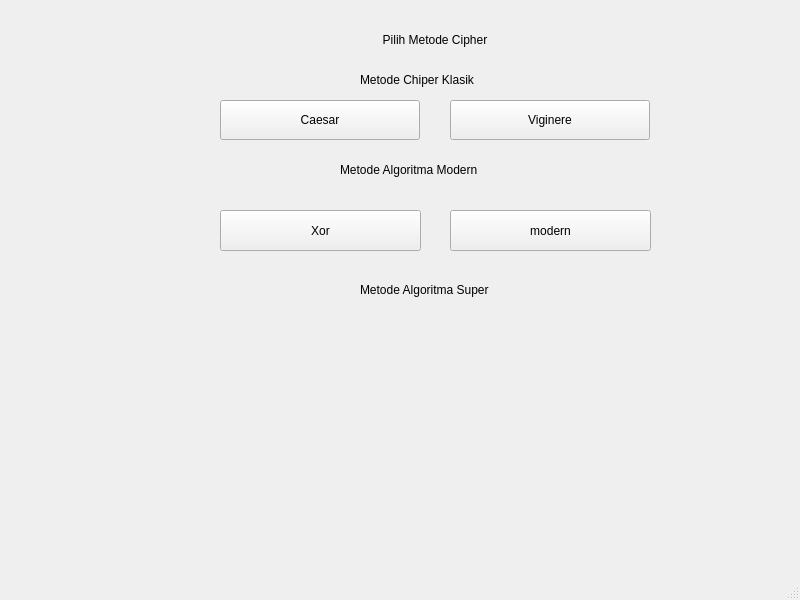
Qt form mainwindow.ui (Aracellii/projekkripto) before a commit.
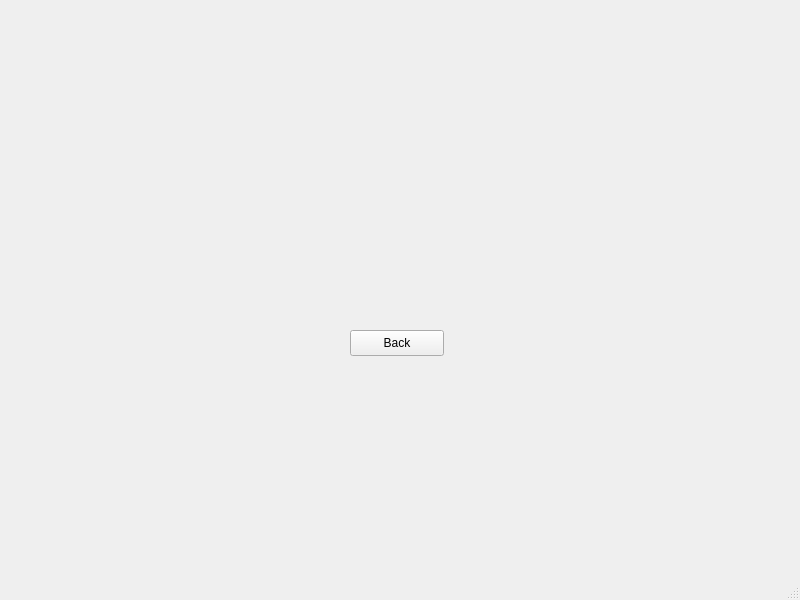
The same form after that commit. The open tabs and pages were chosen to show the change.

```diff
--- a/mainwindow.ui
+++ b/mainwindow.ui
@@ -228,7 +228,22 @@
       </property>
      </widget>
     </widget>
-    <widget class="QWidget" name="page_2">
+    <widget class="QWidget" name="pageSuper">
+     <widget class="QPushButton" name="pushButtonBackSuper">
+      <property name="geometry">
+       <rect>
+        <x>310</x>
+        <y>340</y>
+        <width>94</width>
+        <height>26</height>
+       </rect>
+      </property>
+      <property name="text">
+       <string>Back</string>
+      </property>
+     </widget>
+    </widget>
+    <widget class="QWidget" name="pageCaesar">
      <widget class="QLineEdit" name="lineEditInput">
       <property name="geometry">
        <rect>
```
Left out of the diff: 21 changed lines with no effect on the pictures.
